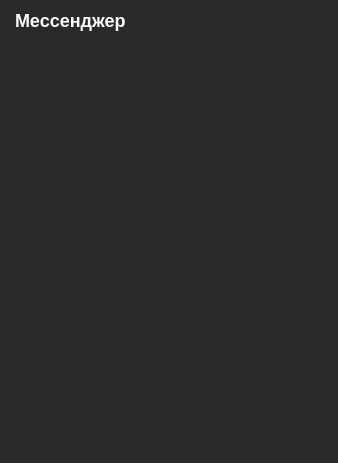
b0shka/selling_apps, file messenger/messenger.ui: the form before one commit.
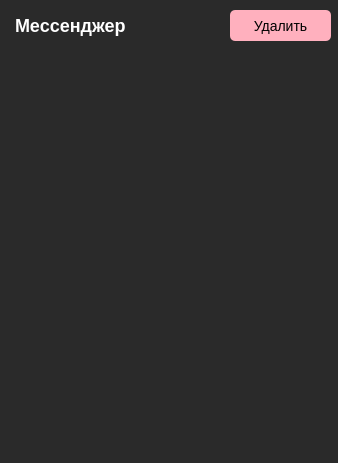
The form after the commit.

Diff of the .ui file:
```diff
--- a/messenger/messenger.ui
+++ b/messenger/messenger.ui
@@ -33,9 +33,9 @@
    <property name="geometry">
     <rect>
      <x>0</x>
-     <y>40</y>
+     <y>45</y>
      <width>341</width>
-     <height>426</height>
+     <height>421</height>
     </rect>
    </property>
    <property name="minimumSize">
@@ -79,7 +79,7 @@
    <property name="geometry">
     <rect>
      <x>15</x>
-     <y>10</y>
+     <y>15</y>
      <width>146</width>
      <height>21</height>
     </rect>
@@ -99,6 +99,27 @@
     <string>Мессенджер</string>
    </property>
   </widget>
+  <widget class="QPushButton" name="pushButton">
+   <property name="geometry">
+    <rect>
+     <x>230</x>
+     <y>10</y>
+     <width>101</width>
+     <height>31</height>
+    </rect>
+   </property>
+   <property name="styleSheet">
+    <string notr="true">padding: 2px;
+font-size: 14px;
+height: 28px;
+color: black;
+background-color: #ffb0be;
+border-radius: 5px;</string>
+   </property>
+   <property name="text">
+    <string>Удалить</string>
+   </property>
+  </widget>
  </widget>
  <resources/>
  <connections/>
```
